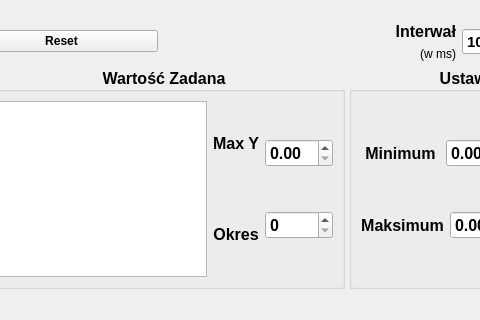
Qt form symulator.ui (AleksandraWronaa/SymulatorUAR_GUI) before a commit; both pictures show x 441 to 921 and y 511 to 831 of the 1203 by 831 pixel window.
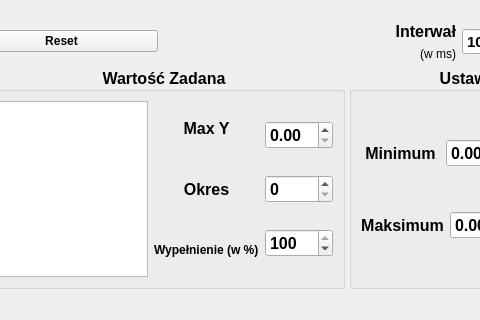
The same form after that commit. Custom widgets are drawn as their Qt base class.

Commit message: dodanie wypełnienia sygnału kwadratowego

```diff
--- a/symulator.ui
+++ b/symulator.ui
@@ -410,6 +410,19 @@
                    </property>
                   </widget>
                  </item>
+                 <item>
+                  <widget class="QLabel" name="label">
+                   <property name="font">
+                    <font>
+                     <pointsize>9</pointsize>
+                     <bold>true</bold>
+                    </font>
+                   </property>
+                   <property name="text">
+                    <string>Wypełnienie (w %)</string>
+                   </property>
+                  </widget>
+                 </item>
                 </layout>
                </item>
                <item>
@@ -423,6 +436,19 @@
                  <item>
                   <widget class="QSpinBox" name="spinbox_okres"/>
                  </item>
+                 <item>
+                  <widget class="QSpinBox" name="spinBox_wypelnienie">
+                   <property name="minimum">
+                    <number>1</number>
+                   </property>
+                   <property name="maximum">
+                    <number>100</number>
+                   </property>
+                   <property name="value">
+                    <number>100</number>
+                   </property>
+                  </widget>
+                 </item>
                 </layout>
                </item>
               </layout>
```
The commit also changes 3 other files.
